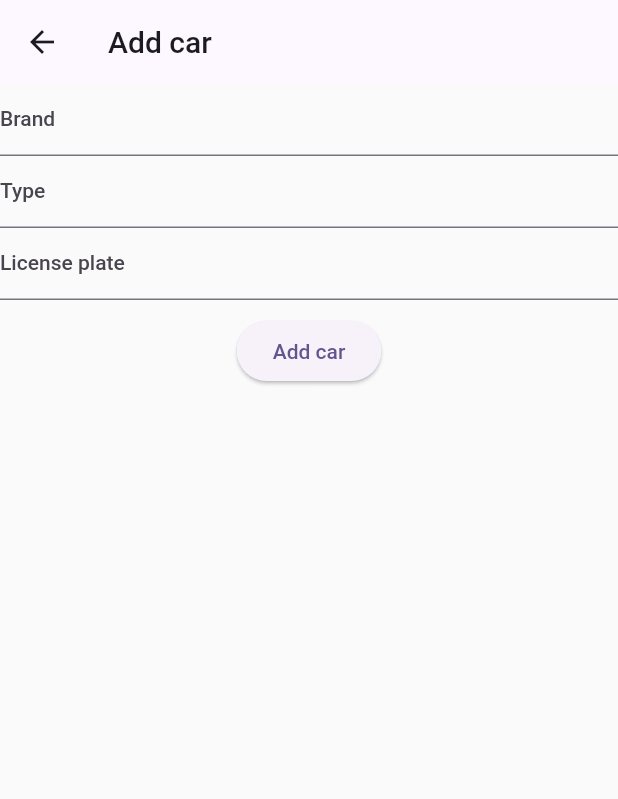
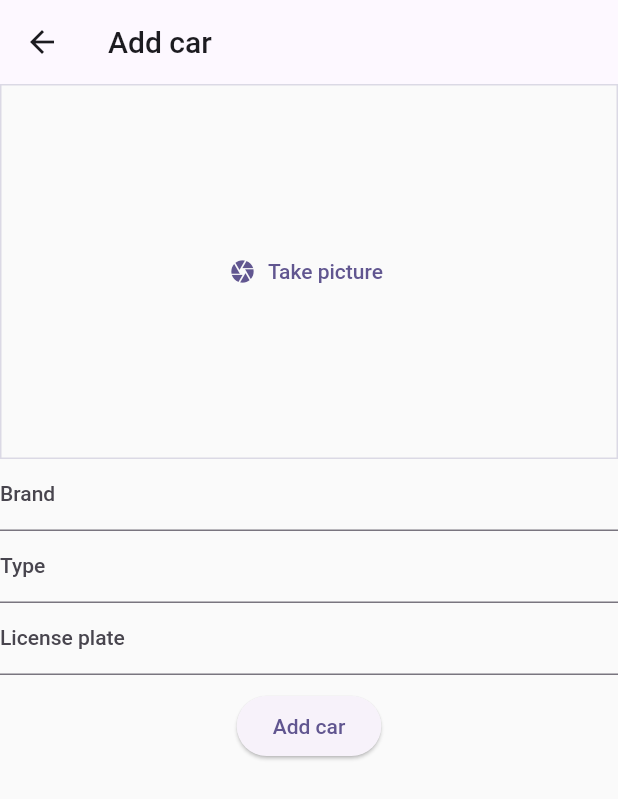
Before and after one commit to itslorant/my-car, a Flutter app: the AddCar screen opened directly, on a phone screen of 412 x 824 dp. Shown: the top 799 px of the screen. Run offline on Flutter 3.47's test engine with Material 2 defaults, Android fonts, the phone set to English and light mode, and no system bars; our stand-ins replace image_picker.

Commit message:
refactor: cars screen, add car image picker, add dummy expenses

```diff
--- a/lib/models/car.dart
+++ b/lib/models/car.dart
@@ -1,13 +1,17 @@
+import 'dart:io';
+
 class Car {
   const Car({
     required this.id,
     required this.brand,
     required this.type,
-    required this.licensePlate
+    required this.licensePlate,
+    required this.image
   });
 
   final String id;
   final String brand;
   final String type;
   final String licensePlate;
+  final File image;
 }
--- a/lib/models/expense.dart
+++ b/lib/models/expense.dart
@@ -1,11 +1,12 @@
 class Expense {
 
   Expense({
-    required this.id, required this.title, required this.price, required this.description
+    required this.id, required this.title, required this.price, required this.description, required this.carId
   });
 
   final String id;
   final String title;
   final double price;
   final String description;
+  final String carId;
 }
--- a/lib/screens/add_car.dart
+++ b/lib/screens/add_car.dart
@@ -1,6 +1,9 @@
+import 'dart:io';
+
 import 'package:flutter/material.dart';
 
 import 'package:my_car/models/car.dart';
+import 'package:my_car/widgets/car_image_picker.dart';
 
 class AddCar extends StatefulWidget {
   const AddCar({super.key});
@@ -14,15 +17,17 @@ class _AddCarState extends State<AddCar> {
   var _enteredBrand = '';
   var _enteredType = '';
   var _enteredLicensePlate = '';
+  File? _selectedImage;
 
   void _saveItem() {
     if (_formkey.currentState!.validate()) {
       _formkey.currentState!.save();
       Navigator.of(context).pop(Car(
-          id: '4',
+          id: '1',
           brand: _enteredBrand,
           type: _enteredType,
-          licensePlate: _enteredLicensePlate));
+          licensePlate: _enteredLicensePlate,
+          image: _selectedImage!));
     }
     return;
   }
@@ -34,6 +39,11 @@ class _AddCarState extends State<AddCar> {
       body: Form(
         key: _formkey,
         child: Column(children: [
+          CarImagePicker(
+            onPickImage: (pickedImage) {
+              _selectedImage = pickedImage;
+            },
+          ),
           TextFormField(
             decoration: const InputDecoration(label: Text('Brand')),
             validator: (value) {
@@ -62,7 +72,9 @@ class _AddCarState extends State<AddCar> {
             decoration: const InputDecoration(label: Text('License plate')),
             autocorrect: false,
             validator: (value) {
-              if (value == null || value.trim().isEmpty || value.trim().length < 5) {
+              if (value == null ||
+                  value.trim().isEmpty ||
+                  value.trim().length < 5) {
                 return 'Must have at least 5 characters.';
               }
               return null;
--- /dev/null
+++ b/lib/widgets/car_image_picker.dart
@@ -0,0 +1,68 @@
+import 'dart:io';
+
+import 'package:flutter/material.dart';
+import 'package:image_picker/image_picker.dart';
+
+class CarImagePicker extends StatefulWidget {
+  const CarImagePicker({super.key, required this.onPickImage});
+
+  final void Function(File image) onPickImage;
+  @override
+  State<CarImagePicker> createState() => _CarImagePickerState();
+}
+
+class _CarImagePickerState extends State<CarImagePicker> {
+  File? _selectedImage;
+
+  void _takePicture() async {
+    final imagePicker = ImagePicker();
+    final pickedImage =
+        await imagePicker.pickImage(source: ImageSource.gallery, maxWidth: 600);
+
+    //ios simulator does not has camera simulator
+    // final pickedImage =
+    //     await imagePicker.pickImage(source: ImageSource.camera, maxWidth: 600);
+
+    if (pickedImage == null) {
+      return;
+    }
+
+    setState(() {
+      _selectedImage = File(pickedImage.path);
+    });
+
+    widget.onPickImage(_selectedImage!);
+  }
+
+  @override
+  Widget build(BuildContext context) {
+    Widget content = TextButton.icon(
+      icon: const Icon(Icons.camera),
+      label: const Text('Take picture'),
+      onPressed: _takePicture,
+    );
+
+    if (_selectedImage != null) {
+      content = GestureDetector(
+        onTap: _takePicture,
+        child: Image.file(
+          _selectedImage!,
+          fit: BoxFit.cover,
+          width: double.infinity,
+          height: double.infinity,
+        ),
+      );
+    }
+
+    return Container(
+      decoration: BoxDecoration(
+          border: Border.all(
+              width: 1,
+              color: Theme.of(context).colorScheme.primary.withOpacity(0.2))),
+      height: 250,
+      width: double.infinity,
+      alignment: Alignment.center,
+      child: content,
+    );
+  }
+}
--- a/pubspec.yaml
+++ b/pubspec.yaml
@@ -35,6 +35,7 @@ dependencies:
   # The following adds the Cupertino Icons font to your application.
   # Use with the CupertinoIcons class for iOS style icons.
   cupertino_icons: ^1.0.2
+  image_picker: ^0.8.7+5
 
 dev_dependencies:
   flutter_test:
```
Also changed, not shown: lib/data/dummy_expenses.dart (added, +32 -0 lines), lib/screens/car_detail.dart (+10 -13 lines), lib/screens/cars.dart (+26 -17 lines), pubspec.lock, 7 other files.
